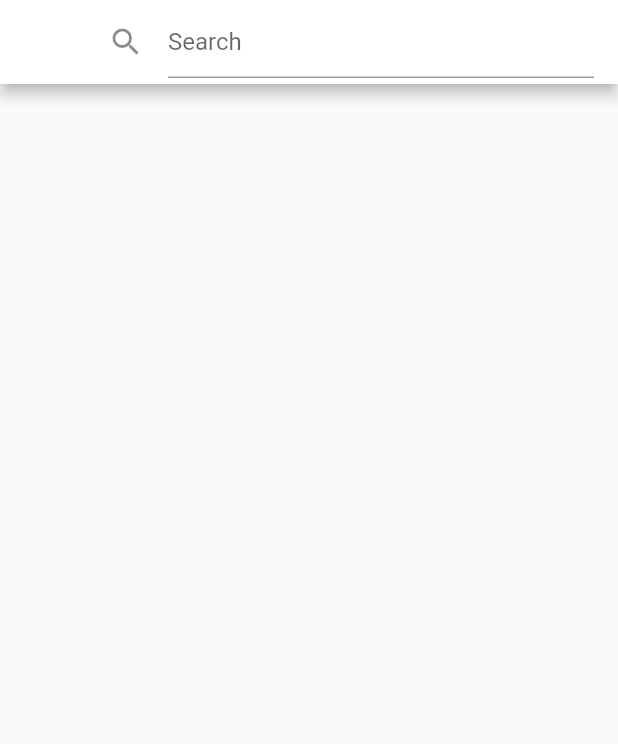
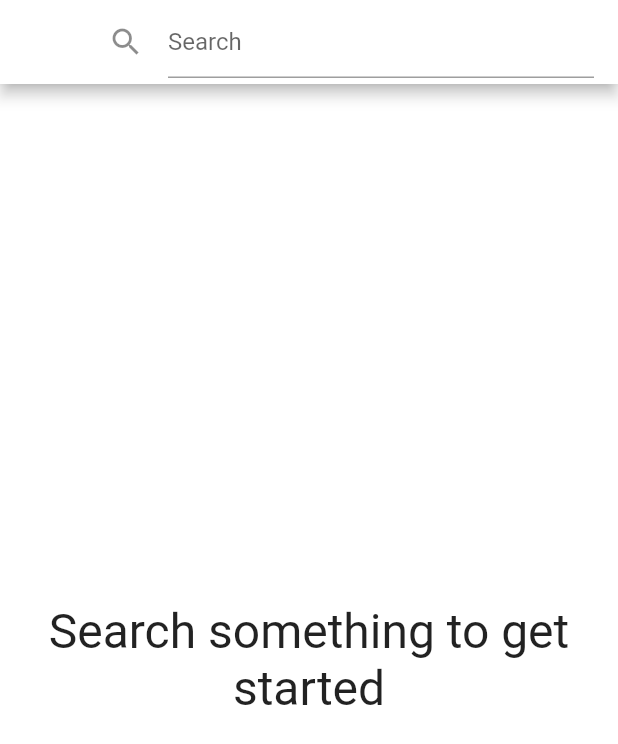
Before and after one commit to theapphideaway/Flutter_In_The_Loop, a Flutter app: the SearchResults screen opened directly, on a phone screen of 412 x 824 dp. Shown: the top 744 px of the screen. Run offline on Flutter 3.47's test engine with Material 2 defaults, Android fonts, the phone set to English and light mode, and no system bars; our stand-ins replace dio, webview_flutter; network calls fail.

Commit message:
Added loading screens and search functionality

```diff
--- a/lib/Science.dart
+++ b/lib/Science.dart
@@ -49,8 +49,8 @@ class ScienceState extends State<Science>{
                     child: Column(children: <Widget>[
                       new ClipRRect(
                         borderRadius: new BorderRadius.circular(10),
-                        child: Image.network(articles[index].urlToImage,
-                        ),
+                        child: articles[index].urlToImage != null?Image.network(articles[index].urlToImage,
+                        ): Container(),
                       ),
                       Padding(padding: EdgeInsets.only(top: 8),
                         child: Align(
--- a/lib/SearchResults.dart
+++ b/lib/SearchResults.dart
@@ -10,17 +10,19 @@ class SearchResults extends StatefulWidget{
 }
 
 class SearchResultsState extends State<SearchResults>{
+  TextEditingController searchController = TextEditingController();
   Networking networking = new Networking();
   var articles = new List<Article>();
   bool isLoading = true;
+
+
   @override
   void initState() {
     super.initState();
-    getArticles();
   }
 
-  getArticles()async{
-    await networking.getCategoryNews("general").then((response){
+  getArticles(String search)async{
+    await networking.searchNews(search).then((response){
       setState(() {
         articles = response.articles;
         isLoading = false;
@@ -34,24 +36,24 @@ class SearchResultsState extends State<SearchResults>{
       appBar: AppBar(
         backgroundColor: Colors.white,
         title: TextField(
+          controller: searchController,
+          onSubmitted: (text)=> {getArticles(text)},
           decoration: InputDecoration(
             hintText: "Search",
             icon: Icon(Icons.search)
           ),
         ),
       ),
-      body: Container(
+      body: isLoading? Container(
+        color: Colors.white,
+        child: Center(
+            child: Text("Search something to get started", style: TextStyle(fontSize: 32),textAlign: TextAlign.center,)
+        ),
+      ):Container(
         child: ListView.builder(
           itemCount: articles.length,
           itemBuilder: (context, index) {
-            return isLoading? Container(
-              color: Colors.white,
-              child: Center(
-                  child: CircularProgressIndicator(
-                    valueColor: new AlwaysStoppedAnimation<Color>(Colors.black),
-                  )
-              ),
-            ): InkWell(
+            return  InkWell(
                 onTap: ()=> goToArticle(articles[index].url),
                 child: Padding(
                     padding: EdgeInsets.only(right: 16, top: 8, left: 16, bottom: 24),
```
Also changed, not shown: lib/Business.dart (+11 -11 lines), lib/Entertainment.dart (+11 -11 lines), lib/Featured.dart (+11 -11 lines), lib/Health.dart (+11 -11 lines), lib/Networking.dart (+14 -0 lines), lib/Sports.dart (+11 -11 lines), lib/Technology.dart (+11 -11 lines).
